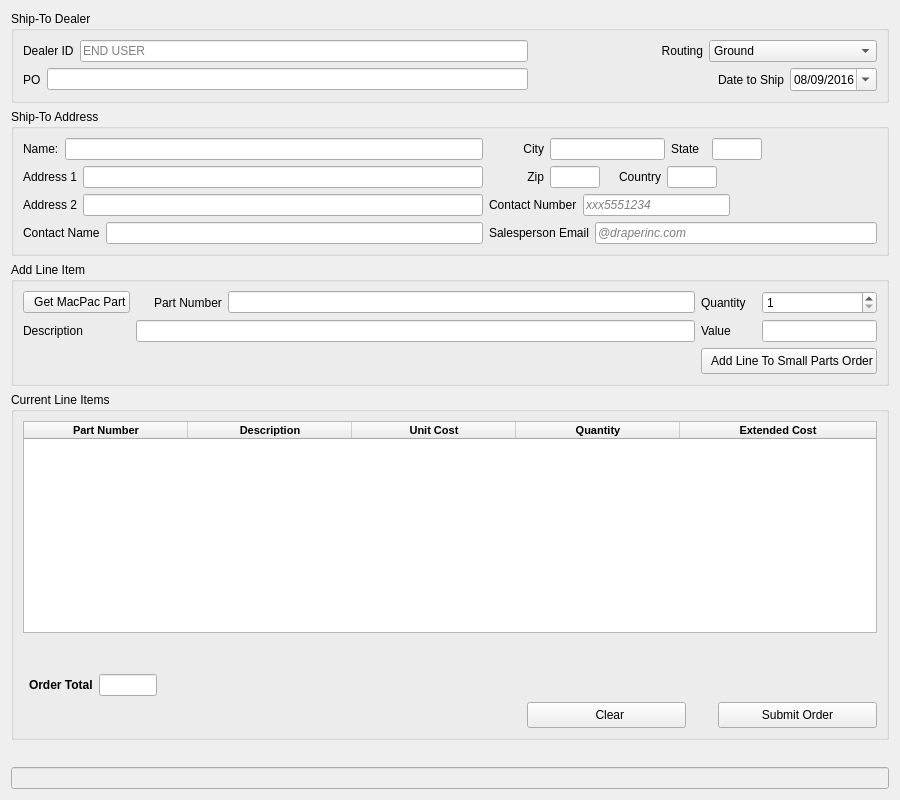
Above: View/setuptab.ui from topherMcDonald/SPO before the change. Below: the same form after it.
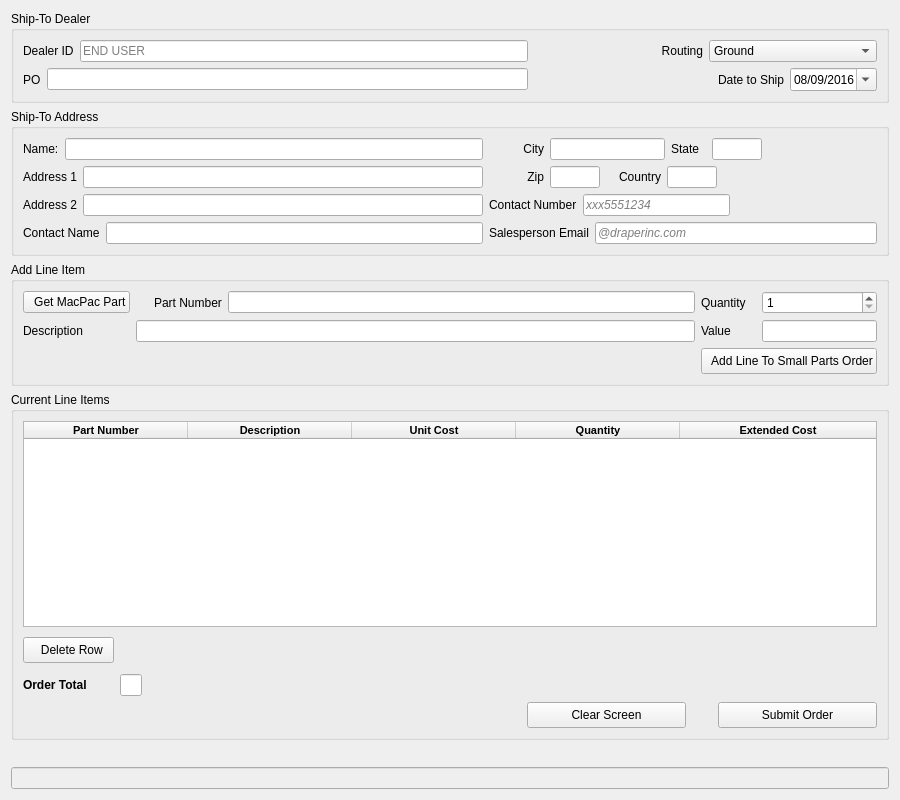
That is the form after the change. Icons and pictures are not drawn.

Commit message:
Added Clear Screen
fixed delete in order to only delete selected row from table, added Clear screen button to clear ship to dealer and address fields.

```diff
--- a/View/setuptab.ui
+++ b/View/setuptab.ui
@@ -58,6 +58,9 @@
           <height>16777215</height>
          </size>
         </property>
+        <property name="toolTip">
+         <string>&lt;html&gt;&lt;head/&gt;&lt;body&gt;&lt;p&gt;Add Item to Current Line Items table.&lt;/p&gt;&lt;/body&gt;&lt;/html&gt;</string>
+        </property>
         <property name="text">
          <string>  Add Line To Small Parts Order</string>
         </property>
@@ -89,6 +92,9 @@
           <verstretch>0</verstretch>
          </sizepolicy>
         </property>
+        <property name="toolTip">
+         <string>&lt;html&gt;&lt;head/&gt;&lt;body&gt;&lt;p&gt;Select to search for MacPac part.&lt;/p&gt;&lt;/body&gt;&lt;/html&gt;</string>
+        </property>
         <property name="text">
          <string>  Get MacPac Part</string>
         </property>
@@ -167,22 +173,6 @@
       <string>Current Line Items</string>
      </property>
      <layout class="QGridLayout" name="gridLayout_5">
-      <item row="3" column="5">
-       <spacer name="horizontalSpacer_2">
-        <property name="orientation">
-         <enum>Qt::Horizontal</enum>
-        </property>
-        <property name="sizeType">
-         <enum>QSizePolicy::Fixed</enum>
-        </property>
-        <property name="sizeHint" stdset="0">
-         <size>
-          <width>20</width>
-          <height>20</height>
-         </size>
-        </property>
-       </spacer>
-      </item>
       <item row="2" column="2">
        <widget class="QLineEdit" name="leOrderTotal">
         <property name="sizePolicy">
@@ -211,7 +201,7 @@
         </property>
        </widget>
       </item>
-      <item row="3" column="6">
+      <item row="3" column="7">
        <widget class="QPushButton" name="btnSubmitOrder">
         <property name="minimumSize">
          <size>
@@ -219,6 +209,9 @@
           <height>26</height>
          </size>
         </property>
+        <property name="toolTip">
+         <string>Submit small parts order.</string>
+        </property>
         <property name="text">
          <string>Submit Order</string>
         </property>
@@ -228,6 +221,22 @@
         </property>
        </widget>
       </item>
+      <item row="3" column="6">
+       <spacer name="horizontalSpacer_2">
+        <property name="orientation">
+         <enum>Qt::Horizontal</enum>
+        </property>
+        <property name="sizeType">
+         <enum>QSizePolicy::Fixed</enum>
+        </property>
+        <property name="sizeHint" stdset="0">
+         <size>
+          <width>20</width>
+          <height>20</height>
+         </size>
+        </property>
+       </spacer>
+      </item>
       <item row="3" column="3">
        <spacer name="horizontalSpacer">
         <property name="orientation">
@@ -244,7 +253,7 @@
         </property>
        </spacer>
       </item>
-      <item row="0" column="0" colspan="7">
+      <item row="0" column="0" colspan="8">
        <widget class="QTableWidget" name="tblOrderLinesWidget">
         <property name="minimumSize">
          <size>
@@ -344,64 +353,6 @@
         </column>
        </widget>
       </item>
-      <item row="3" column="4">
-       <widget class="QPushButton" name="btnRecapAndSubmit_Clear">
-        <property name="sizePolicy">
-         <sizepolicy hsizetype="Fixed" vsizetype="Fixed">
-          <horstretch>0</horstretch>
-          <verstretch>0</verstretch>
-         </sizepolicy>
-        </property>
-        <property name="minimumSize">
-         <size>
-          <width>159</width>
-          <height>26</height>
-         </size>
-        </property>
-        <property name="maximumSize">
-         <size>
-          <width>16777215</width>
-          <height>16777215</height>
-         </size>
-        </property>
-        <property name="text">
-         <string>  Clear</string>
-        </property>
-        <property name="icon">
-         <iconset resource="../sporesource.qrc">
-          <normaloff>:/root/qtAppIcons/Remove.png</normaloff>:/root/qtAppIcons/Remove.png</iconset>
-        </property>
-       </widget>
-      </item>
-      <item row="2" column="1">
-       <widget class="QLabel" name="lblOrderTotal">
-        <property name="font">
-         <font>
-          <weight>75</weight>
-          <bold>true</bold>
-         </font>
-        </property>
-        <property name="text">
-         <string>Order Total</string>
-        </property>
-       </widget>
-      </item>
-      <item row="2" column="3" colspan="2">
-       <spacer name="horizontalSpacer_3">
-        <property name="orientation">
-         <enum>Qt::Horizontal</enum>
-        </property>
-        <property name="sizeType">
-         <enum>QSizePolicy::Fixed</enum>
-        </property>
-        <property name="sizeHint" stdset="0">
-         <size>
-          <width>40</width>
-          <height>20</height>
-         </size>
-        </property>
-       </spacer>
-      </item>
       <item row="1" column="2">
        <spacer name="verticalSpacer_3">
         <property name="orientation">
@@ -418,9 +369,95 @@
         </property>
        </spacer>
       </item>
+      <item row="2" column="3" colspan="2">
+       <spacer name="horizontalSpacer_3">
+        <property name="orientation">
+         <enum>Qt::Horizontal</enum>
+        </property>
+        <property name="sizeType">
+         <enum>QSizePolicy::Fixed</enum>
+        </property>
+        <property name="sizeHint" stdset="0">
+         <size>
+          <width>40</width>
+          <height>20</height>
+         </size>
+        </property>
+       </spacer>
+      </item>
+      <item row="3" column="5">
+       <widget class="QPushButton" name="btnSetUpPage_Clear">
+        <property name="minimumSize">
+         <size>
+          <width>159</width>
+          <height>26</height>
+         </size>
+        </property>
+        <property name="maximumSize">
+         <size>
+          <width>16777215</width>
+          <height>16777215</height>
+         </size>
+        </property>
+        <property name="toolTip">
+         <string>&lt;html&gt;&lt;head/&gt;&lt;body&gt;&lt;p&gt;Clear Ship-To Dealer and Address fields.&lt;/p&gt;&lt;/body&gt;&lt;/html&gt;</string>
+        </property>
+        <property name="text">
+         <string>Clear Screen</string>
+        </property>
+        <property name="icon">
+         <iconset resource="../sporesource.qrc">
+          <normaloff>:/root/qtAppIcons/delete.png</normaloff>:/root/qtAppIcons/delete.png</iconset>
+        </property>
+       </widget>
+      </item>
+      <item row="1" column="0" colspan="2">
+       <widget class="QPushButton" name="btnRecapAndSubmit_Clear">
+        <property name="sizePolicy">
+         <sizepolicy hsizetype="Fixed" vsizetype="Fixed">
+          <horstretch>0</horstretch>
+          <verstretch>0</verstretch>
+         </sizepolicy>
+        </property>
+        <property name="minimumSize">
+         <size>
+          <width>91</width>
+          <height>26</height>
+         </size>
+        </property>
+        <property name="maximumSize">
+         <size>
+          <width>110</width>
+          <height>26</height>
+         </size>
+        </property>
+        <property name="toolTip">
+         <string>&lt;html&gt;&lt;head/&gt;&lt;body&gt;&lt;p&gt;Delete individual row from table.&lt;/p&gt;&lt;/body&gt;&lt;/html&gt;</string>
+        </property>
+        <property name="text">
+         <string>  Delete Row</string>
+        </property>
+        <property name="icon">
+         <iconset resource="../sporesource.qrc">
+          <normaloff>:/root/qtAppIcons/Remove.png</normaloff>:/root/qtAppIcons/Remove.png</iconset>
+        </property>
+       </widget>
+      </item>
+      <item row="2" column="0" colspan="2">
+       <widget class="QLabel" name="lblOrderTotal">
+        <property name="font">
+         <font>
+          <weight>75</weight>
+          <bold>true</bold>
+         </font>
+        </property>
+        <property name="text">
+         <string>Order Total</string>
+        </property>
+       </widget>
+      </item>
      </layout>
      <zorder>tblOrderLinesWidget</zorder>
-     <zorder>btnRecapAndSubmit_Clear</zorder>
      <zorder>horizontalSpacer_2</zorder>
      <zorder>btnSubmitOrder</zorder>
      <zorder>horizontalSpacer</zorder>
@@ -428,6 +465,8 @@
      <zorder>leOrderTotal</zorder>
      <zorder>horizontalSpacer_3</zorder>
      <zorder>verticalSpacer_3</zorder>
+     <zorder>btnSetUpPage_Clear</zorder>
+     <zorder>btnRecapAndSubmit_Clear</zorder>
     </widget>
    </item>
    <item row="0" column="0">
```
Left out of the diff: 1 changed line with no effect on the pictures. The commit also changes 3 other files.
